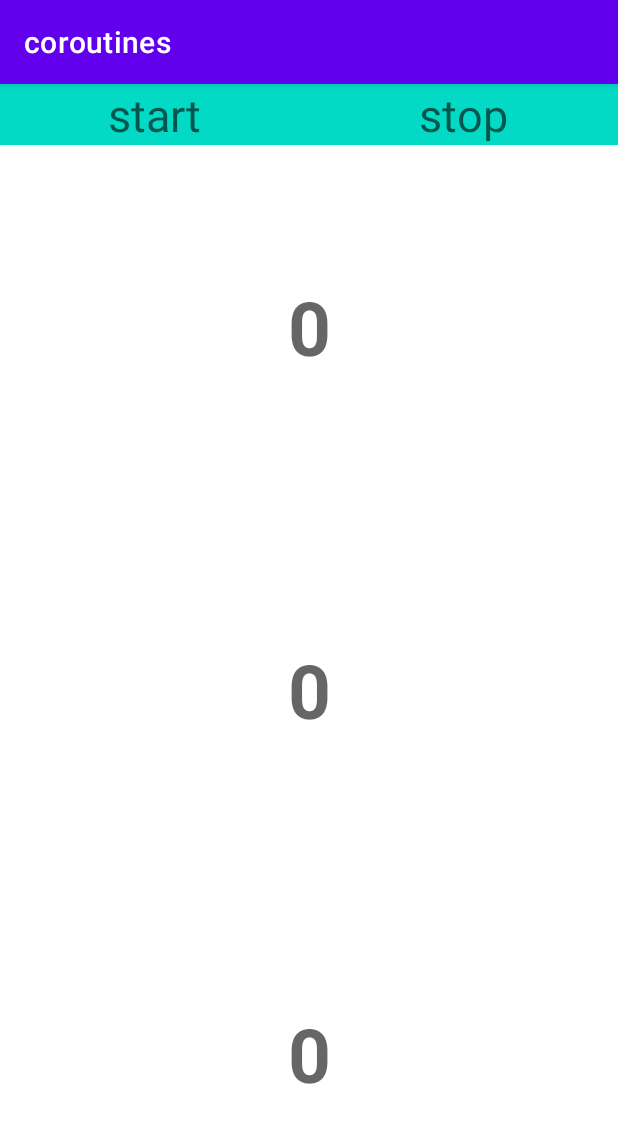
After one commit to iljt/KotlinStudy, an Android app: the SharedFlowFragment screen opened through its navigation route, on a phone screen of 412 x 824 dp. The commit adds this screen. Shown: the top 1123 px of the screen. Run offline under Robolectric (Android 15) with nearby library versions, the phone set to English and light mode, and no system bars.

Commit message:
SharedFlow

```diff
--- a/coroutines/build.gradle
+++ b/coroutines/build.gradle
@@ -79,5 +79,8 @@ dependencies {
     implementation "androidx.navigation:navigation-fragment-ktx:$nav_version"
     //swiperefreshlayout
     implementation "androidx.swiperefreshlayout:swiperefreshlayout:1.1.0"
-
+    //paging3
+    implementation "androidx.paging:paging-runtime:3.3.0-alpha03"
+    //picasso
+    implementation "androidx.squareup.picasso:picasso:2.71828"
 }
--- /dev/null
+++ b/coroutines/src/main/java/com/example/coroutines/flowApplication/common/LocalEventBus.kt
@@ -0,0 +1,20 @@
+package com.example.coroutines.flowApplication.common
+
+import kotlinx.coroutines.flow.MutableSharedFlow
+
+
+/**
+
+ * Created  by Administrator on 2022/1/20 23:20
+
+ */
+object LocalEventBus {
+     val events = MutableSharedFlow<Event>()
+
+    suspend fun postEvent(event:Event){
+        events.emit(event)
+    }
+
+}
+
+data class Event(val timestamp:Long)
--- a/coroutines/src/main/java/com/example/coroutines/flowApplication/fragment/HomeFragment.kt
+++ b/coroutines/src/main/java/com/example/coroutines/flowApplication/fragment/HomeFragment.kt
@@ -34,7 +34,9 @@ class HomeFragment : Fragment() {
             stateFlowBtn.setOnClickListener{
                 findNavController().navigate(R.id.action_homeFragment_to_numberFragment)
             }
-
+            sharedFlowBtn.setOnClickListener{
+                findNavController().navigate(R.id.action_homeFragment_to_sharedFlowFragment)
+            }
         }
 
     }
--- /dev/null
+++ b/coroutines/src/main/java/com/example/coroutines/flowApplication/fragment/SharedFlowFragment.kt
@@ -0,0 +1,46 @@
+package com.example.coroutines.flowApplication.fragment
+
+import android.os.Bundle
+import androidx.fragment.app.Fragment
+import android.view.LayoutInflater
+import android.view.View
+import android.view.ViewGroup
+import androidx.fragment.app.viewModels
+import androidx.lifecycle.lifecycleScope
+import com.example.coroutines.databinding.FragmentNumberBinding
+import com.example.coroutines.databinding.FragmentSharedFlowBinding
+import com.example.coroutines.flowApplication.viewmodel.NumberViewModel
+import com.example.coroutines.flowApplication.viewmodel.SharedFlowViewModel
+import kotlinx.coroutines.flow.collect
+
+class SharedFlowFragment : Fragment() {
+
+    private val mBinding: FragmentSharedFlowBinding by lazy {
+        FragmentSharedFlowBinding.inflate(layoutInflater)
+    }
+
+    private val sharedViewmodel by viewModels<SharedFlowViewModel>()
+
+    override fun onCreateView(
+        inflater: LayoutInflater,
+        container: ViewGroup?,
+        savedInstanceState: Bundle?
+    ): View? {
+        return mBinding.root
+    }
+
+    override fun onActivityCreated(savedInstanceState: Bundle?) {
+        super.onActivityCreated(savedInstanceState)
+        mBinding.apply {
+            startBtn.setOnClickListener {
+                sharedViewmodel.startRefresh( )
+
+            }
+            stopBtn.setOnClickListener {
+                sharedViewmodel.stoptRefresh()
+            }
+        }
+
+    }
+
+}
--- /dev/null
+++ b/coroutines/src/main/java/com/example/coroutines/flowApplication/fragment/TextFragment.kt
@@ -0,0 +1,41 @@
+package com.example.coroutines.flowApplication.fragment
+
+import android.os.Bundle
+import androidx.fragment.app.Fragment
+import android.view.LayoutInflater
+import android.view.View
+import android.view.ViewGroup
+import androidx.lifecycle.lifecycleScope
+import com.example.coroutines.databinding.FragmentTextBinding
+import com.example.coroutines.flowApplication.common.LocalEventBus
+import kotlinx.coroutines.flow.collect
+
+class TextFragment : Fragment() {
+
+    private val mBinding: FragmentTextBinding by lazy {
+        FragmentTextBinding.inflate(layoutInflater)
+    }
+
+
+    override fun onCreateView(
+        inflater: LayoutInflater,
+        container: ViewGroup?,
+        savedInstanceState: Bundle?
+    ): View? {
+
+        return mBinding.root
+    }
+
+    override fun onActivityCreated(savedInstanceState: Bundle?) {
+        super.onActivityCreated(savedInstanceState)
+        lifecycleScope.launchWhenCreated {
+           LocalEventBus.events.collect {
+               mBinding.apply {
+                   tv.text=it.timestamp.toString()
+               }
+           }
+        }
+
+    }
+
+}
--- a/coroutines/src/main/java/com/example/coroutines/flowApplication/net/RetrofitClient.kt
+++ b/coroutines/src/main/java/com/example/coroutines/flowApplication/net/RetrofitClient.kt
@@ -2,6 +2,7 @@ package com.example.coroutines.flowApplication.net
 
 import android.util.Log
 import okhttp3.OkHttpClient
+import okhttp3.logging.HttpLoggingInterceptor
 import retrofit2.Retrofit
 import retrofit2.converter.moshi.MoshiConverterFactory
 
@@ -13,17 +14,22 @@ import retrofit2.converter.moshi.MoshiConverterFactory
 object RetrofitClient {
 
    private val instance:Retrofit by lazy {
+      val interceptor = HttpLoggingInterceptor{
+          Log.e("okhttp: ",it)
+      }
+       interceptor.level=HttpLoggingInterceptor.Level.BODY
        Retrofit.Builder()
-           .client(OkHttpClient().newBuilder().addInterceptor {
-               it.proceed(it.request()).apply {
-                   Log.e("okhttp: ","request:${code()}")
-               }
-           }.build())
+           .client(OkHttpClient().newBuilder().addInterceptor (interceptor)
+           .build())
            .baseUrl("http://192.168.1.4/kotlinstudyserver/")
            .addConverterFactory(MoshiConverterFactory.create())
            .build()
    }
 
+    fun <T> createApi(clazz:Class<T>) :T{
+       return instance.create(clazz) as T
+    }
+
     val articleApi:ArticleApi by lazy{
         instance.create(ArticleApi::class.java)
     }
--- /dev/null
+++ b/coroutines/src/main/java/com/example/coroutines/flowApplication/viewmodel/SharedFlowViewModel.kt
@@ -0,0 +1,32 @@
+package com.example.coroutines.flowApplication.viewmodel
+
+import androidx.lifecycle.ViewModel
+import androidx.lifecycle.viewModelScope
+import com.example.coroutines.flowApplication.common.Event
+import com.example.coroutines.flowApplication.common.LocalEventBus
+import kotlinx.coroutines.Dispatchers
+import kotlinx.coroutines.Job
+import kotlinx.coroutines.launch
+
+/**
+
+ * Created  by Administrator on 2022/1/20 23:25
+
+ */
+class SharedFlowViewModel : ViewModel() {
+
+    private lateinit var job: Job
+
+    fun startRefresh(){
+        job=viewModelScope.launch(Dispatchers.IO) {
+            while (true){
+                LocalEventBus.postEvent(Event(System.currentTimeMillis()))
+            }
+        }
+
+    }
+
+    fun stoptRefresh(){
+        job?.cancel()
+    }
+}
--- /dev/null
+++ b/coroutines/src/main/res/layout/fragment_shared_flow.xml
@@ -0,0 +1,60 @@
+<?xml version="1.0" encoding="utf-8"?>
+<LinearLayout xmlns:android="http://schemas.android.com/apk/res/android"
+    xmlns:tools="http://schemas.android.com/tools"
+    android:layout_width="match_parent"
+    android:layout_height="match_parent"
+    android:orientation="vertical"
+    tools:context=".flowApplication.fragment.NumberFragment">
+
+    <LinearLayout
+        android:layout_width="match_parent"
+        android:layout_height="wrap_content"
+        android:background="@color/teal_200"
+        android:orientation="horizontal">
+
+        <TextView
+            android:id="@+id/startBtn"
+            android:layout_width="match_parent"
+            android:layout_height="wrap_content"
+            android:layout_weight="1"
+            android:gravity="center"
+            android:hint="start"
+            android:textColor="@color/black"
+            android:textSize="30sp" />
+
+        <TextView
+            android:id="@+id/stopBtn"
+            android:layout_width="match_parent"
+            android:layout_height="wrap_content"
+            android:layout_weight="1"
+            android:gravity="center"
+            android:hint="stop"
+            android:textColor="@color/black"
+            android:textSize="30sp" />
+
+
+    </LinearLayout>
+
+
+    <fragment
+        android:id="@+id/one"
+        android:name="com.example.coroutines.flowApplication.fragment.TextFragment"
+        android:layout_width="match_parent"
+        android:layout_height="0dp"
+        android:layout_weight="1" />
+
+    <fragment
+        android:id="@+id/two"
+        android:name="com.example.coroutines.flowApplication.fragment.TextFragment"
+        android:layout_width="match_parent"
+        android:layout_height="0dp"
+        android:layout_weight="1" />
+
+    <fragment
+        android:id="@+id/three"
+        android:name="com.example.coroutines.flowApplication.fragment.TextFragment"
+        android:layout_width="match_parent"
+        android:layout_height="0dp"
+        android:layout_weight="1" />
+
+</LinearLayout>
--- /dev/null
+++ b/coroutines/src/main/res/layout/fragment_text.xml
@@ -0,0 +1,22 @@
+<?xml version="1.0" encoding="utf-8"?>
+<LinearLayout xmlns:android="http://schemas.android.com/apk/res/android"
+    xmlns:tools="http://schemas.android.com/tools"
+    android:layout_width="match_parent"
+    android:layout_height="match_parent"
+    android:orientation="vertical"
+    tools:context=".flowApplication.fragment.NumberFragment">
+
+
+
+    <TextView
+        android:id="@+id/tv"
+        android:layout_weight="1"
+        android:layout_width="match_parent"
+        android:hint="0"
+        android:gravity="center"
+        android:textSize="50sp"
+        android:textStyle="bold"
+        android:textColor="@color/black"
+        android:layout_height="wrap_content"/>
+
+</LinearLayout>
--- a/coroutines/src/main/res/navigation/navigation.xml
+++ b/coroutines/src/main/res/navigation/navigation.xml
@@ -22,6 +22,9 @@
         <action
             android:id="@+id/action_homeFragment_to_numberFragment"
             app:destination="@id/numberFragment" />
+        <action
+            android:id="@+id/action_homeFragment_to_sharedFlowFragment"
+            app:destination="@id/sharedFlowFragment" />
     </fragment>
     <fragment
         android:id="@+id/downLoadFragment"
@@ -42,4 +45,8 @@
         android:name="com.example.coroutines.flowApplication.fragment.NumberFragment"
         android:label="fragment_number"
         tools:layout="@layout/fragment_number" />
+    <fragment
+        android:id="@+id/sharedFlowFragment"
+        android:name="com.example.coroutines.flowApplication.fragment.SharedFlowFragment"
+        android:label="SharedFlowFragment" />
 </navigation>
```
Also changed, not shown: 1 other file.
